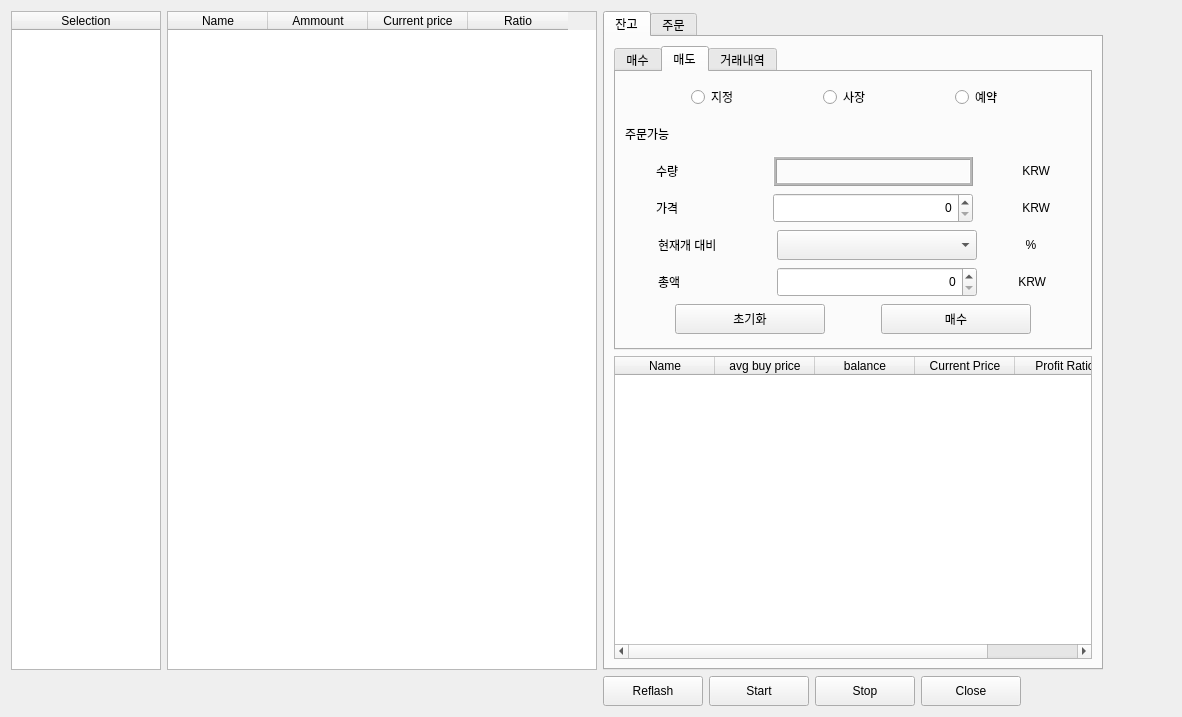
The window that main.ui (changhee-won/AiCoinsTrade) describes before a commit, drawn with Qt 5.
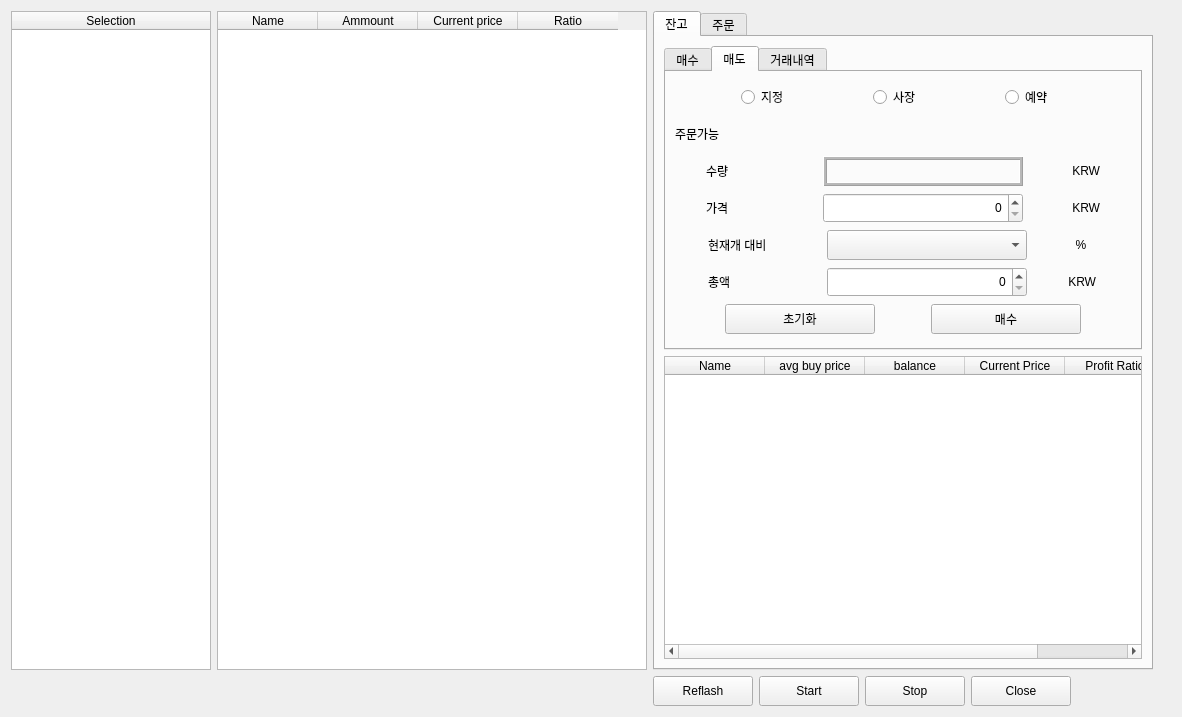
The same window after the commit.

Commit message: 수정함:        aicoin_main.py 	수정함:        main.ui

What changed in the file:
```diff
--- a/main.ui
+++ b/main.ui
@@ -20,13 +20,13 @@
       <widget class="QTreeWidget" name="treeWidget_coins">
        <property name="minimumSize">
         <size>
-         <width>150</width>
+         <width>200</width>
          <height>0</height>
         </size>
        </property>
        <property name="maximumSize">
         <size>
-         <width>150</width>
+         <width>200</width>
          <height>16777215</height>
         </size>
        </property>
```
The commit also changes 1 other file.
